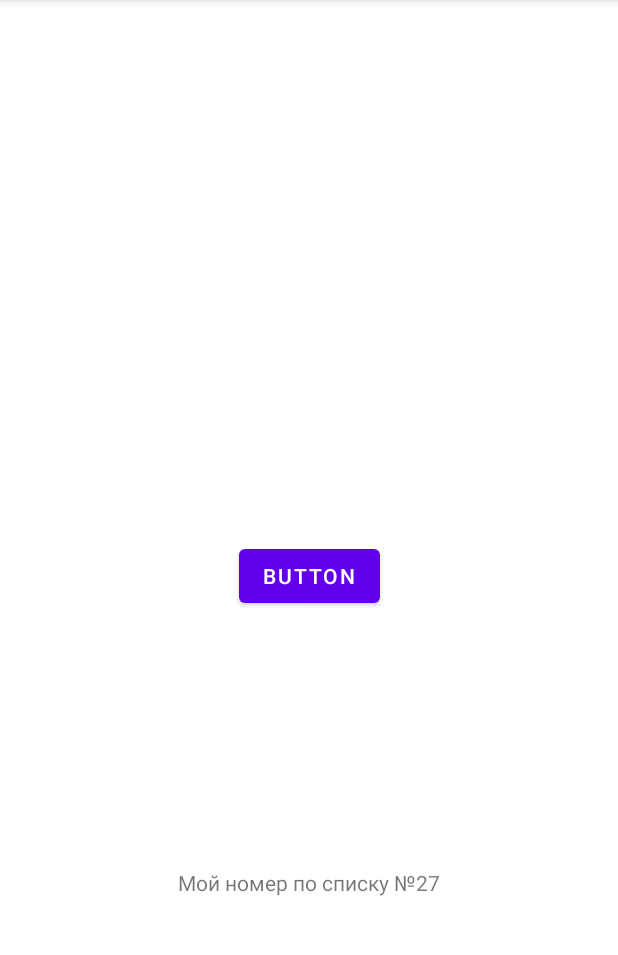
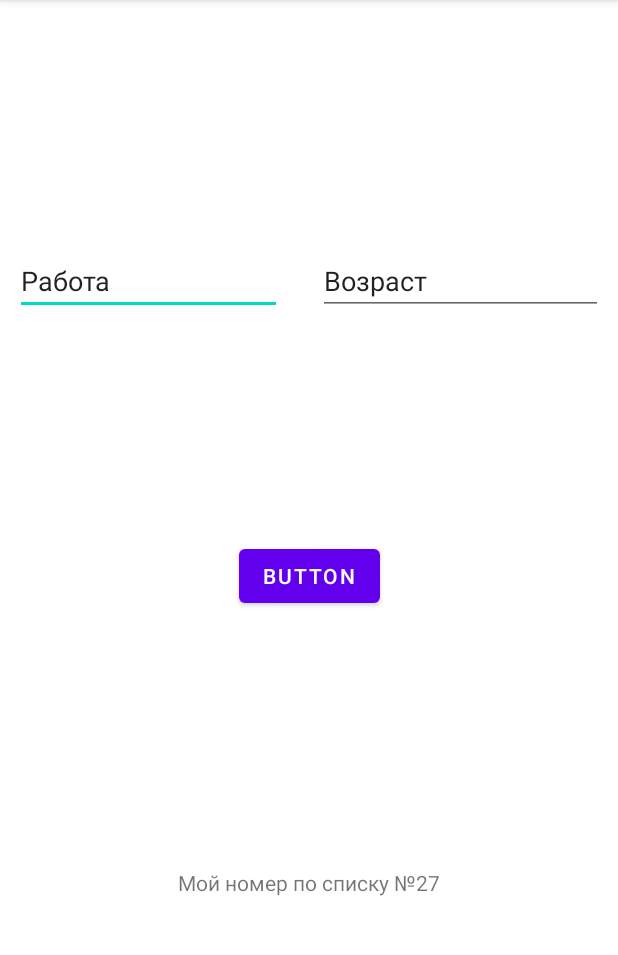
Before and after one commit to Kir-Scheluh/Mob_Dev_Lesson4, an Android app: the screen it shows after launch (MainActivity), after a tap on "BUTTON", on a phone screen of 412 x 824 dp, the part 84-1039 px from its top. Run offline under Robolectric (Android 15) with nearby library versions, the phone set to English and light mode, and no system bars; 1 statement that could not run was skipped.

Commit message:
Задание 5
Передача возраста и работы в лупер

```diff
--- a/looper/src/main/java/com/mirea/schelukhinka/looper/MainActivity.java
+++ b/looper/src/main/java/com/mirea/schelukhinka/looper/MainActivity.java
@@ -25,7 +25,8 @@ public class MainActivity extends AppCompatActivity {
             @Override
             public	void	handleMessage(Message msg)	{
                 Log.d(MainActivity.class.getSimpleName(),	"Task	execute.	This	is	result:	"
-                        +	msg.getData().getString("result"));
+                        +	msg.getData().getString("letter count"));
+                Log.d(MainActivity.class.getSimpleName(), "Task execute. This is result: " + msg.getData().getString("message"));
             }
         };
         MyLooper	myLooper	=	new	MyLooper(mainThreadHandler);
@@ -38,6 +39,10 @@ public class MainActivity extends AppCompatActivity {
                 Message	msg	=	Message.obtain();
                 Bundle	bundle	=	new	Bundle();
                 bundle.putString("KEY",	"abrakadabra");
+                String job = binding.editTextWork.getText().toString();
+                int age = Integer.parseInt(binding.editTextAge.getText().toString());
+                bundle.putString("JOB", job);
+                bundle.putInt("AGE", age);
                 msg.setData(bundle);
                 myLooper.mHandler.sendMessage(msg);
             }
--- a/looper/src/main/java/com/mirea/schelukhinka/looper/MyLooper.java
+++ b/looper/src/main/java/com/mirea/schelukhinka/looper/MyLooper.java
@@ -5,6 +5,8 @@ import android.os.Handler;
 import android.os.Looper;
 import android.os.Message;
 import android.util.Log;
+
+import java.util.concurrent.TimeUnit;
 
 public class MyLooper extends Thread {
     public Handler mHandler;
@@ -22,10 +24,22 @@ public class MyLooper extends Thread {
                 String data = msg.getData().getString("KEY");
                 Log.d("MyLooper	get	message:	", data);
 
+                String job = msg.getData().getString("JOB");
+                int age = msg.getData().getInt("AGE");
+                Log.d("MyLooper get message: ", job);
+                Log.d("MyLooper get message: ", String.valueOf(age));
+                try{
+                    TimeUnit.SECONDS.sleep(age);
+                }
+                catch (InterruptedException e){
+                    throw new RuntimeException(e);
+                }
+
                 int count = data.length();
                 Message message = new Message();
                 Bundle bundle = new Bundle();
-                bundle.putString("result", String.format("The	number	of	letters	in	the	word	%s	is	%d	", data, count));
+                bundle.putString("letter count", String.format("The	number	of	letters	in	the	word	%s	is	%d	", data, count));
+                bundle.putString("message", String.format("My job is %s and my age is %d years old ", job, age));
                 message.setData(bundle);
                 //	Send	the	message	back	to	main	thread	message	queue	use	main	thread	message	Handler.
                 mainHandler.sendMessage(message);
--- a/looper/src/main/res/layout/activity_main.xml
+++ b/looper/src/main/res/layout/activity_main.xml
@@ -25,4 +25,28 @@
         app:layout_constraintEnd_toEndOf="parent"
         app:layout_constraintStart_toStartOf="parent"
         app:layout_constraintTop_toBottomOf="@+id/button" />
+
+    <EditText
+        android:id="@+id/editTextWork"
+        android:layout_width="178dp"
+        android:layout_height="wrap_content"
+        android:layout_marginStart="10dp"
+        android:layout_marginBottom="150dp"
+        android:ems="10"
+        android:inputType="text"
+        android:text="Работа"
+        app:layout_constraintBottom_toTopOf="@+id/button"
+        app:layout_constraintStart_toStartOf="parent" />
+
+    <EditText
+        android:id="@+id/editTextAge"
+        android:layout_width="190dp"
+        android:layout_height="wrap_content"
+        android:layout_marginEnd="10dp"
+        android:layout_marginBottom="150dp"
+        android:ems="10"
+        android:inputType="number"
+        android:text="Возраст"
+        app:layout_constraintBottom_toTopOf="@+id/button"
+        app:layout_constraintEnd_toEndOf="parent" />
 </androidx.constraintlayout.widget.ConstraintLayout>
```
